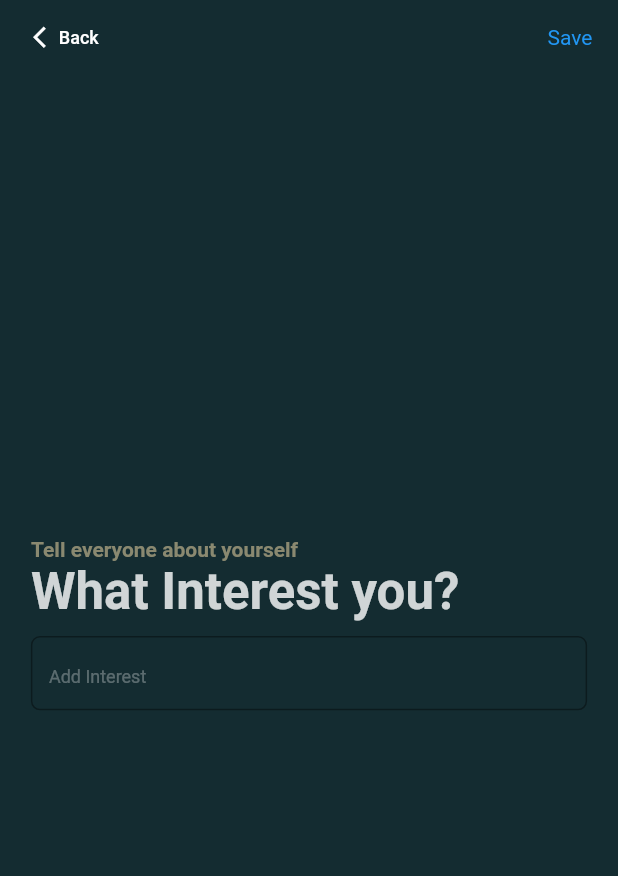
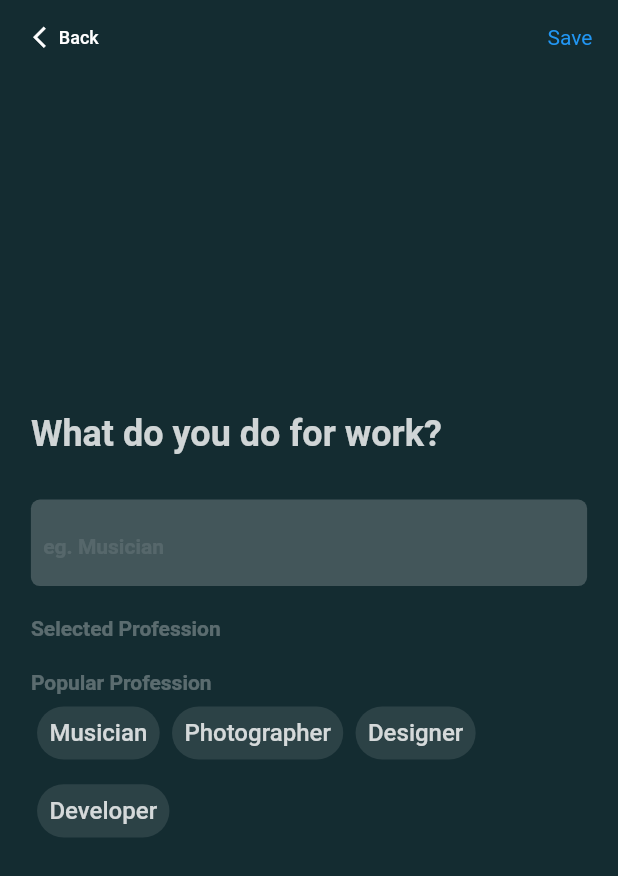
Before and after one commit to exceldeo/flutter_bloc_auth_profile_app, a Flutter app: the CreateInsterestsView screen opened by its route, on a phone screen of 412 x 824 dp. Shown: the top 876 px of the screen. Run offline on Flutter 3.47's test engine with Material 2 defaults, Android fonts, the phone set to English and light mode, and no system bars; our stand-ins replace dio, equatable, flutter_bloc, flutter_dotenv, flutter_secure_storage, google_fonts; accounts and stored records are empty.

Commit message:
fix: fixing the user interface

```diff
--- a/lib/view/insterest/create_view.dart
+++ b/lib/view/insterest/create_view.dart
@@ -1,5 +1,6 @@
 import 'package:flutter/material.dart';
 import 'package:google_fonts/google_fonts.dart';
+import 'package:my_profile_app/core/components/layout/card/card.dart';
 import 'package:my_profile_app/core/components/textFormField/text_form_field_style_two.dart';
 import 'package:my_profile_app/core/constants/app/color_constants.dart';
 import 'package:my_profile_app/core/extensions/context_extensions.dart';
@@ -102,23 +103,20 @@ class _FormAddInterestState extends State<_FormAddInterest> {
       crossAxisAlignment: CrossAxisAlignment.start,
       children: [
         Text(
-          "Tell everyone about yourself",
-          style: context.textTheme.bodyMedium?.copyWith(
-            color: ColorConstants.gold.withOpacity(0.8),
-            fontWeight: FontWeight.bold,
-          ),
-        ),
-        Text(
-          "What Interest you?",
-          style: context.textTheme.headlineMedium?.copyWith(
+          "What do you do for work?",
+          style: context.textTheme.headlineSmall?.copyWith(
             color: ColorConstants.white.withOpacity(0.8),
             fontWeight: FontWeight.bold,
           ),
         ),
-        10.ph,
-        SizedBox(
+        30.ph,
+        Container(
           width: context.dynamicWidth(0.9),
-          height: context.dynamicHeight(0.06),
+          height: context.dynamicHeight(0.07),
+          decoration: BoxDecoration(
+            color: ColorConstants.glassMorphismWhite.withOpacity(0.2),
+            borderRadius: BorderRadius.circular(6),
+          ),
           child: TextFormField(
               textAlign: TextAlign.left,
               controller: _textEditingController,
@@ -130,15 +128,33 @@ class _FormAddInterestState extends State<_FormAddInterest> {
                 });
               },
               decoration: InputDecoration(
-                fillColor: ColorConstants.glassMorphismWhite,
-                hintText: "Add Interest",
-                hintStyle: context.textTheme.bodySmall?.copyWith(
-                  color: ColorConstants.white.withOpacity(0.3),
+                contentPadding: EdgeInsets.symmetric(
+                    horizontal: context.dynamicWidth(0.02),
+                    vertical: context.dynamicHeight(0.025)),
+                hintText: "eg. Musician",
+                hintStyle: context.textTheme.bodyLarge?.copyWith(
+                  color: ColorConstants.white.withOpacity(0.1),
+                  fontWeight: FontWeight.bold,
                 ),
                 border: OutlineInputBorder(
                   borderRadius: BorderRadius.circular(6),
                   borderSide: const BorderSide(
                     color: ColorConstants.white,
+                    width: 4,
+                  ),
+                ),
+                enabledBorder: OutlineInputBorder(
+                  borderRadius: BorderRadius.circular(6),
+                  // border transparent
+                  borderSide: const BorderSide(
+                    color: Colors.transparent,
+                    width: 4,
+                  ),
+                ),
+                focusedBorder: OutlineInputBorder(
+                  borderRadius: BorderRadius.circular(6),
+                  borderSide: const BorderSide(
+                    color: Colors.transparent,
                     width: 4,
                   ),
                 ),
@@ -149,12 +165,34 @@ class _FormAddInterestState extends State<_FormAddInterest> {
                 fontWeight: FontWeight.w700,
               )),
         ),
-        10.ph,
+        20.ph,
+        Text(
+          "Selected Profession",
+          style: context.textTheme.bodyMedium?.copyWith(
+            color: ColorConstants.white.withOpacity(0.3),
+            fontWeight: FontWeight.bold,
+          ),
+        ),
         _ListOfInterest(
           interests: _interests,
           onDelete: (value) {
             setState(() {
               _interests.remove(value);
+            });
+          },
+        ),
+        20.ph,
+        Text(
+          "Popular Profession",
+          style: context.textTheme.bodyMedium?.copyWith(
+            color: ColorConstants.white.withOpacity(0.3),
+            fontWeight: FontWeight.bold,
+          ),
+        ),
+        _ListOfPopularInterest(
+          onAdd: (value) {
+            setState(() {
+              _interests.add(value);
             });
           },
         ),
@@ -178,31 +216,31 @@ class _ListOfInterest extends StatelessWidget {
                     horizontal: context.dynamicWidth(0.01),
                     vertical: context.dynamicHeight(0.01)),
                 padding: EdgeInsets.symmetric(
-                    horizontal: context.dynamicWidth(0.02)),
+                    horizontal: context.dynamicWidth(0.02),
+                    vertical: context.dynamicHeight(0.01)),
                 decoration: BoxDecoration(
-                  borderRadius: BorderRadius.circular(6),
-                  border: Border.all(
-                    color: ColorConstants.white.withOpacity(0.3),
-                  ),
+                  borderRadius: BorderRadius.circular(3),
+                  color: ColorConstants.glassMorphismWhite.withOpacity(0.3),
                 ),
                 child: Row(
                   mainAxisSize: MainAxisSize.min,
+                  crossAxisAlignment: CrossAxisAlignment.center,
                   children: [
                     Text(
                       e,
-                      style: context.textTheme.bodySmall?.copyWith(
-                        color: ColorConstants.white.withOpacity(0.8),
-                        fontWeight: FontWeight.bold,
+                      style: context.textTheme.titleMedium?.copyWith(
+                        color: ColorConstants.white,
+                        fontWeight: FontWeight.w700,
                       ),
                     ),
-                    IconButton(
-                        onPressed: () {
+                    InkWell(
+                        onTap: () {
                           onDelete?.call(e);
                         },
-                        icon: Icon(
+                        child: Icon(
                           Icons.close,
                           color: ColorConstants.white.withOpacity(0.8),
-                          size: 15,
+                          size: 22,
                         ))
                   ],
                 ),
@@ -211,3 +249,74 @@ class _ListOfInterest extends StatelessWidget {
     );
   }
 }
+
+class _ListOfPopularInterest extends StatelessWidget {
+  const _ListOfPopularInterest({super.key, this.onAdd});
+
+  final void Function(String)? onAdd;
+
+  @override
+  Widget build(BuildContext context) {
+    return Wrap(
+      children: [
+        _InterestCard(
+          title: "Musician",
+          onAdd: onAdd,
+        ),
+        _InterestCard(
+          title: "Photographer",
+          onAdd: onAdd,
+        ),
+        _InterestCard(
+          title: "Designer",
+          onAdd: onAdd,
+        ),
+        _InterestCard(
+          title: "Developer",
+          onAdd: onAdd,
+        ),
+      ],
+    );
+  }
+}
+
+class _InterestCard extends StatelessWidget {
+  const _InterestCard({super.key, required this.title, this.onAdd});
+
+  final String title;
+  final void Function(String)? onAdd;
+
+  @override
+  Widget build(BuildContext context) {
+    return InkWell(
+      onTap: () {
+        onAdd?.call(title);
+      },
+      child: Container(
+        margin: EdgeInsets.symmetric(
+            horizontal: context.dynamicWidth(0.01),
+            vertical: context.dynamicHeight(0.01)),
+        padding: EdgeInsets.symmetric(
+            horizontal: context.dynamicWidth(0.02),
+            vertical: context.dynamicHeight(0.01)),
+        decoration: BoxDecoration(
+          borderRadius: BorderRadius.circular(20),
+          color: ColorConstants.glassMorphismWhite.withOpacity(0.1),
+        ),
+        child: Row(
+          mainAxisSize: MainAxisSize.min,
+          crossAxisAlignment: CrossAxisAlignment.center,
+          children: [
+            Text(
+              title,
+              style: context.textTheme.titleMedium?.copyWith(
+                color: ColorConstants.white.withOpacity(0.8),
+                fontWeight: FontWeight.w500,
+              ),
+            ),
+          ],
+        ),
+      ),
+    );
+  }
+}
```
Also changed, not shown: 4 other files.
